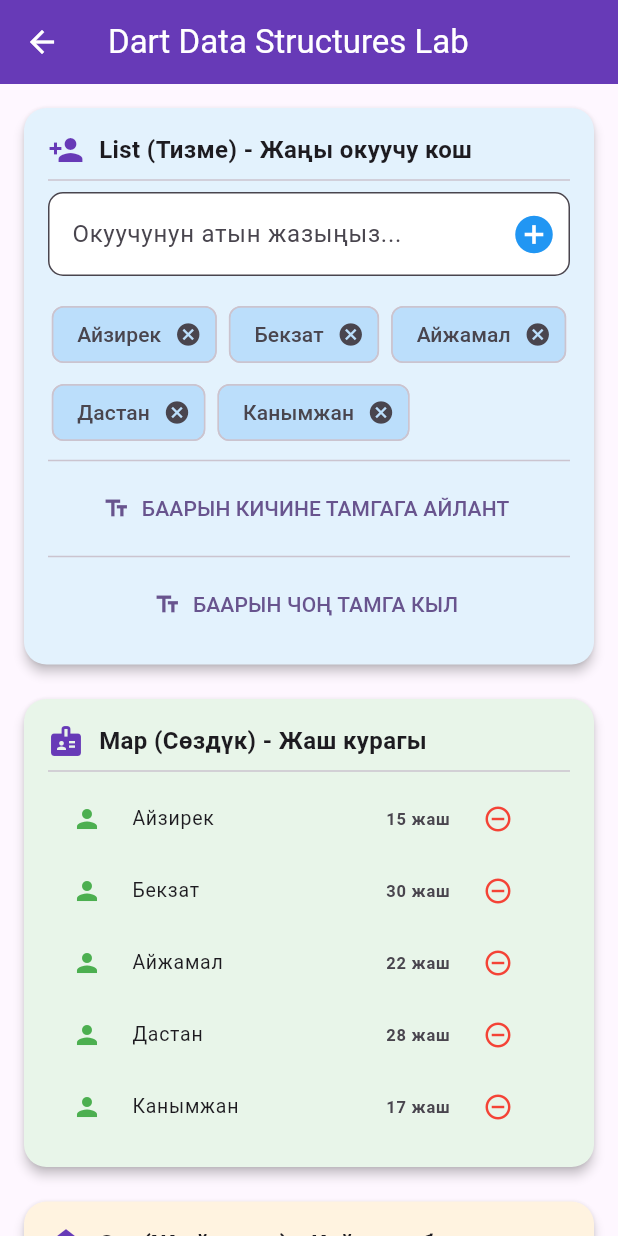
After one commit to TuratDev/dart_lessons, a Flutter app: the screen it shows after launch, after a tap on "5-сабак: Dart Language Basics - Data Str", on a phone screen of 412 x 824 dp. The commit adds this screen. Run offline on Flutter 3.47's test engine with Material 3 defaults, Android fonts, the phone set to English and light mode, and no system bars.

Commit message:
List, Map and Set complated

```diff
--- /dev/null
+++ b/lib/bin/list_map.dart
@@ -0,0 +1,60 @@
+import 'package:flutter/foundation.dart';
+
+void main() {
+  List<String> names = ['Айзирек', 'Бекзат', 'Айжамал', 'Дастан', 'Канымжан'];
+
+  Map<String, int> ages = {
+    'Айзирек': 15,
+    'Бекзат': 30,
+    'Айжамал': 22,
+    'Дастан': 28,
+    'Канымжан': 17,
+  };
+
+  Set<int> numbers = {2, 1, 5, 7, 3, 4};
+
+  List<String> fruits = ['Алма', 'Ананас', 'Киви', 'Манго', 'Апельсин'];
+  for (int i = 0; i < fruits.length; i++) {
+    if (kDebugMode) {
+      print(fruits[i]);
+    }
+
+    for (String fruit in fruits) {
+      if (kDebugMode) {
+        print(fruit);
+      }
+    }
+  }
+
+  // Элементи алып салуу
+  numbers.remove(3);
+
+  // Жаңы элементтерди кошуу
+  ages['Айтурган'] = 22;
+
+  // Элементтерди өчүрүү
+  ages.remove('Дастан');
+
+  // Listтин ар бир элементин чоң тамгага айлантуу
+  // names = names.map((name) => name.toUpperCase()).toList();
+
+  // Listке жаңы элемент кошуу
+  names.add('Аида');
+  names.add('Айтурган');
+
+  // Listтен белгилүү бир элементти алып салуу
+  names.remove('Бекзат');
+  names.remove('Дастан');
+
+  // names.remove('Айжан'); // Бул элемент жок болгондуктан эч нерсе болбойт
+
+  // map функциясы ар бир элементке иштейт жана жаңы тизмени кайтарат
+
+  if (kDebugMode) {
+    print(names);
+    print(names[4]); // 'Канымжан'
+    print(ages);
+    print(ages['Айжамал']); // 22
+    print(numbers);
+  }
+}
--- a/lib/home_page.dart
+++ b/lib/home_page.dart
@@ -1,4 +1,5 @@
 import 'package:dart_lesson/lesson_pages/cycle_game_page.dart';
+import 'package:dart_lesson/lesson_pages/data_structures_page.dart';
 import 'package:dart_lesson/lesson_pages/for_while_loops.dart';
 import 'package:dart_lesson/lesson_pages/functions_master_page.dart';
 import 'package:dart_lesson/lesson_pages/second_page.dart';
@@ -92,6 +93,21 @@ class HomePage extends StatelessWidget {
                   '4-сабак: Dart Language Basics - Functions Master Page',
                 ),
               ),
+
+              const SizedBox(height: 16),
+              ElevatedButton(
+                onPressed: () {
+                  Navigator.push(
+                    context,
+                    MaterialPageRoute(
+                      builder: (context) => const DataStructuresPage(),
+                    ),
+                  );
+                },
+                child: const Text(
+                  '5-сабак: Dart Language Basics - Data Structures Page',
+                ),
+              ),
             ],
           ),
         ),
--- /dev/null
+++ b/lib/lesson_pages/data_structures_page.dart
@@ -0,0 +1,288 @@
+import 'package:flutter/material.dart';
+
+class DataStructuresPage extends StatefulWidget {
+  const DataStructuresPage({super.key});
+
+  @override
+  State<DataStructuresPage> createState() => _DataStructuresPageState();
+}
+
+class _DataStructuresPageState extends State<DataStructuresPage> {
+  // 1. Контроллер - Текст филддеги жазууну кармап алуу үчүн
+  final TextEditingController _nameController = TextEditingController();
+
+  // 2. Маалыматтар
+  List<String> names = ['Айзирек', 'Бекзат', 'Айжамал', 'Дастан', 'Канымжан'];
+
+  Map<String, int> ages = {
+    'Айзирек': 15,
+    'Бекзат': 30,
+    'Айжамал': 22,
+    'Дастан': 28,
+    'Канымжан': 17,
+  };
+
+  Set<int> numbers = {2, 1, 5, 7, 3, 4};
+
+  void sortNumbers() {
+    setState(() {
+      // Set'ти List'ке айландырып, sort() методу менен иреттейбиз
+      // андан кийин кайра Set'ке айландырып койсок болот
+      List<int> sortedList = numbers.toList()..sort();
+      numbers = sortedList.toSet();
+    });
+  }
+
+  // Окуучу кошуу функциясы
+  void _addNewName() {
+    if (_nameController.text.trim().isNotEmpty) {
+      setState(() {
+        names.add(_nameController.text.trim());
+        _nameController.clear(); // Кошкондон кийин ичин тазалоо
+      });
+    }
+  }
+
+  @override
+  void dispose() {
+    _nameController.dispose(); // Эстутумду үнөмдөө үчүн контроллерди өчүрүү
+    super.dispose();
+  }
+
+  @override
+  Widget build(BuildContext context) {
+    return Scaffold(
+      appBar: AppBar(
+        title: const Text("Dart Data Structures Lab"),
+        backgroundColor: Colors.deepPurple,
+        foregroundColor: Colors.white,
+      ),
+      body: SingleChildScrollView(
+        padding: const EdgeInsets.all(12.0),
+        child: Column(
+          children: [
+            _buildListSection(),
+            const SizedBox(height: 15),
+            _buildMapSection(),
+            const SizedBox(height: 15),
+            _buildSetSection(),
+          ],
+        ),
+      ),
+    );
+  }
+
+  // --- LIST БӨЛҮМҮ ---
+  Widget _buildListSection() {
+    return _buildCard(
+      title: "List (Тизме) - Жаңы окуучу кош",
+      color: Colors.blue.shade50,
+      icon: Icons.person_add,
+      child: Column(
+        children: [
+          // ТЕКСТ КИРГИЗҮҮ ТАЛААСЫ
+          TextField(
+            controller: _nameController,
+            decoration: InputDecoration(
+              hintText: "Окуучунун атын жазыңыз...",
+              filled: true,
+              fillColor: Colors.white,
+              border: OutlineInputBorder(
+                borderRadius: BorderRadius.circular(10),
+              ),
+              suffixIcon: IconButton(
+                icon: const Icon(
+                  Icons.add_circle,
+                  color: Colors.blue,
+                  size: 30,
+                ),
+                onPressed: _addNewName, // Баскычты басканда кошот
+              ),
+            ),
+            onSubmitted: (value) => _addNewName(), // Enter басканда кошот
+          ),
+          const SizedBox(height: 15),
+
+          // ТИЗМЕ (CHIPS)
+          Wrap(
+            spacing: 8,
+            runSpacing: 4,
+            children: names
+                .map(
+                  (name) => Chip(
+                    backgroundColor: Colors.blue.shade100,
+                    label: Text(name),
+                    onDeleted: () => setState(() => names.remove(name)),
+                  ),
+                )
+                .toList(),
+          ),
+          const Divider(),
+          TextButton.icon(
+            onPressed: () => setState(() {
+              names = names.map((e) => e.toLowerCase()).toList();
+            }),
+            icon: const Icon(Icons.text_fields),
+            label: const Text("БААРЫН КИЧИНЕ ТАМГАГА АЙЛАНТ"),
+          ),
+
+          const Divider(),
+          TextButton.icon(
+            onPressed: () => setState(() {
+              names = names.map((e) => e.toUpperCase()).toList();
+            }),
+            icon: const Icon(Icons.text_fields),
+            label: const Text("БААРЫН ЧОҢ ТАМГА КЫЛ"),
+          ),
+        ],
+      ),
+    );
+  }
+
+  // --- MAP БӨЛҮМҮ ---
+  Widget _buildMapSection() {
+    return _buildCard(
+      title: "Map (Сөздүк) - Жаш курагы",
+      color: Colors.green.shade50,
+      icon: Icons.badge,
+      child: Column(
+        children: [
+          // ages.entries.map аркылуу Map'тин ичиндеги маалыматтарды тизмеге айлантабыз
+          ...ages.entries.map(
+            (entry) => ListTile(
+              dense: true,
+              leading: const Icon(Icons.person, size: 20, color: Colors.green),
+              title: Text(entry.key), // Ачкыч (Аты)
+              // Trailing бөлүгүнө жашын жана өчүрүү баскычын катар жайгаштырабыз
+              trailing: Row(
+                mainAxisSize:
+                    MainAxisSize.min, // Row өтө чоң болуп кетпеши үчүн
+                children: [
+                  Text(
+                    "${entry.value} жаш",
+                    style: const TextStyle(fontWeight: FontWeight.bold),
+                  ),
+                  const SizedBox(width: 8), // Аралык
+                  IconButton(
+                    icon: const Icon(
+                      Icons.remove_circle_outline,
+                      color: Colors.red,
+                      size: 20,
+                    ),
+                    onPressed: () {
+                      // Өчүрүү баскычы басылганда гана өчүрүлөт
+                      setState(() {
+                        ages.remove(entry.key);
+                      });
+                    },
+                    tooltip: "Өчүрүү",
+                  ),
+                ],
+              ),
+              // Эми ListTile өзүн басканда өчпөйт, кааласаңыз башка функция кошсо болот
+              onTap: () {},
+            ),
+          ),
+        ],
+      ),
+    );
+  }
+
+  // --- SET БӨЛҮМҮ ---
+  Widget _buildSetSection() {
+    return _buildCard(
+      title: "Set (Жыйынды) - Кайталанбас сандар",
+      color: Colors.orange.shade50,
+      icon: Icons.layers,
+      child: Column(
+        children: [
+          // Сандарды экранга чыгаруу
+          Text(
+            "Сандар: ${numbers.toString()}",
+            style: const TextStyle(
+              fontSize: 20,
+              fontWeight: FontWeight.bold,
+              letterSpacing: 2,
+            ),
+          ),
+          const SizedBox(height: 15),
+
+          Row(
+            mainAxisAlignment: MainAxisAlignment.center,
+            children: [
+              // Сан кошуу баскычы
+              ElevatedButton(
+                onPressed: () => setState(() => numbers.add(10)), // 10ду кошот
+                child: const Text("10ду кош"),
+              ),
+              const SizedBox(width: 10),
+
+              // ИРЕТТӨӨ БАСКЫЧЫ
+              ElevatedButton(
+                style: ElevatedButton.styleFrom(backgroundColor: Colors.orange),
+                onPressed: sortNumbers, // Жогорудагы функцияны чакырат
+                child: const Row(
+                  children: [
+                    Icon(Icons.sort, color: Colors.white),
+                    SizedBox(width: 5),
+                    Text(
+                      "Ирети менен тиз",
+                      style: TextStyle(color: Colors.white),
+                    ),
+                  ],
+                ),
+              ),
+            ],
+          ),
+          const SizedBox(height: 10),
+          const Text(
+            "Set ичиндеги сандарды иреттөө үчүн алгач тизмеге (List) айландырылат.",
+            textAlign: TextAlign.center,
+            style: TextStyle(
+              fontSize: 12,
+              color: Colors.grey,
+              fontStyle: FontStyle.italic,
+            ),
+          ),
+        ],
+      ),
+    );
+  }
+
+  // КӨМӨКЧҮ КАРТОЧКА
+  Widget _buildCard({
+    required String title,
+    required Widget child,
+    required Color color,
+    required IconData icon,
+  }) {
+    return Card(
+      color: color,
+      elevation: 3,
+      shape: RoundedRectangleBorder(borderRadius: BorderRadius.circular(15)),
+      child: Padding(
+        padding: const EdgeInsets.all(16.0),
+        child: Column(
+          crossAxisAlignment: CrossAxisAlignment.start,
+          children: [
+            Row(
+              children: [
+                Icon(icon, color: Colors.deepPurple),
+                const SizedBox(width: 10),
+                Text(
+                  title,
+                  style: const TextStyle(
+                    fontSize: 16,
+                    fontWeight: FontWeight.bold,
+                  ),
+                ),
+              ],
+            ),
+            const Divider(),
+            child,
+          ],
+        ),
+      ),
+    );
+  }
+}
```
